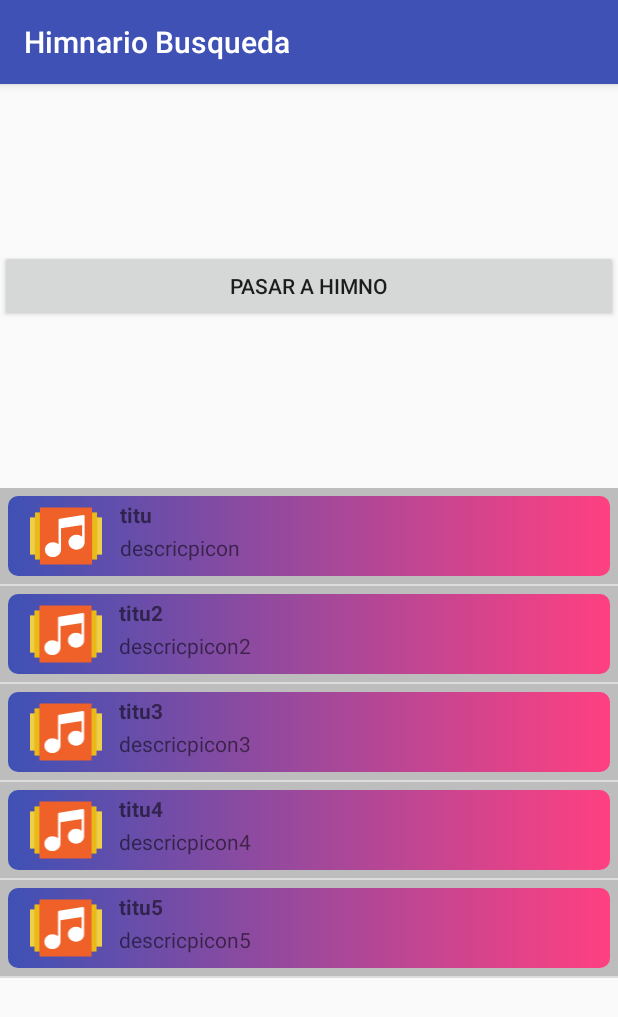
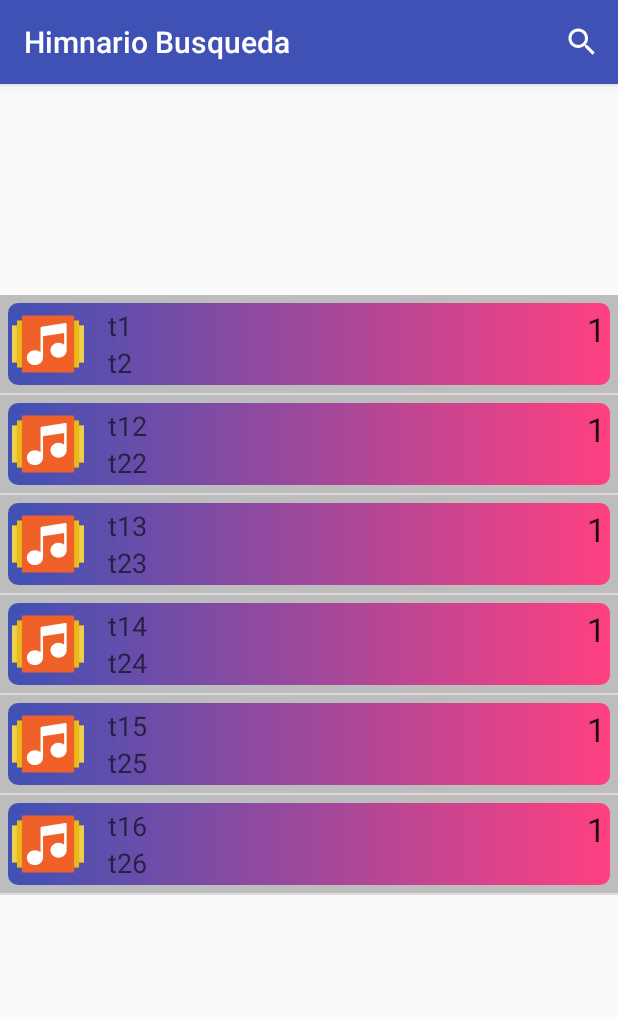
Before and after one commit to asbel007/HimnarioVerdeApp, an Android app: the screen it shows after launch (Main2Activity), on a phone screen of 412 x 824 dp. Shown: the top 1017 px of the screen. Run offline under Robolectric (Android 15) with nearby library versions, the phone set to English and light mode, and no system bars.

```diff
--- a/app/src/main/java/asbelar/com/himnarioverdeapp/Main2Activity.kt
+++ b/app/src/main/java/asbelar/com/himnarioverdeapp/Main2Activity.kt
@@ -1,13 +1,17 @@
 package asbelar.com.himnarioverdeapp
 
+import android.app.SearchManager
 import android.content.Context
 import android.content.Intent
 import android.support.v7.app.AppCompatActivity
 import android.os.Bundle
 import android.view.LayoutInflater
+import android.view.Menu
 import android.view.View
 import android.view.ViewGroup
 import android.widget.BaseAdapter
+import android.widget.SearchView
+import android.widget.Toast
 import asbelar.com.himnarioverdeapp.clases.Himno
 import kotlinx.android.synthetic.main.activity_main2.*
 import kotlinx.android.synthetic.main.fragment_main.*
@@ -25,24 +29,44 @@ class Main2Activity(
         setContentView(R.layout.activity_main2)
 
         //Util para pasar los valores
-        listaDeHimnos.add(Himno(R.drawable.ic_musica, "titu", "descricpicon"))
-        listaDeHimnos.add(Himno(R.drawable.ic_musica, "titu2", "descricpicon2"))
-        listaDeHimnos.add(Himno(R.drawable.ic_musica, "titu3", "descricpicon3"))
-        listaDeHimnos.add(Himno(R.drawable.ic_musica, "titu4", "descricpicon4"))
-        listaDeHimnos.add(Himno(R.drawable.ic_musica, "titu5", "descricpicon5"))
+        listaDeHimnos.add(Himno(R.drawable.ic_musica, 1, "t1","t2","a1","a2"))
+        listaDeHimnos.add(Himno(R.drawable.ic_musica, 1, "t12","t22","a12","a22"))
+        listaDeHimnos.add(Himno(R.drawable.ic_musica, 1, "t13","t23","a13","a23"))
+        listaDeHimnos.add(Himno(R.drawable.ic_musica, 1, "t14","t24","a14","a24"))
+        listaDeHimnos.add(Himno(R.drawable.ic_musica, 1, "t15","t25","a15","a25"))
+        listaDeHimnos.add(Himno(R.drawable.ic_musica, 1, "t16","t26","a16","a26"))
 
         //creando adapter para la listView
         adapter = HimnosAdapter(this, listaDeHimnos)
         idListView.adapter = adapter
 
+    }
 
 
-        btnBuscar?.setOnClickListener({
-            val intent = Intent(this, HimnoActivity::class.java)
-            startActivity(intent)
+    //necesitamos un buscador de los himnos.
+    override fun onCreateOptionsMenu(menu: Menu?): Boolean {
+        menuInflater.inflate(R.menu.menu, menu)
+
+        val buscar = menu!!.findItem(R.id.app_bar_search).actionView as SearchView
+        val manejador = getSystemService(Context.SEARCH_SERVICE) as SearchManager
+        buscar.setSearchableInfo(manejador.getSearchableInfo(componentName))
+
+        buscar.setOnQueryTextListener(object : SearchView.OnQueryTextListener{
+
+            override fun onQueryTextChange(p0: String?): Boolean {
+                return false
+            }
+
+            //cuando apretemos enter en el buscador entonces esta funcion se activara
+            override fun onQueryTextSubmit(p0: String?): Boolean {
+                Toast.makeText(applicationContext, p0, Toast.LENGTH_SHORT).show()
+                return false
+            }
         })
 
+        return super.onCreateOptionsMenu(menu)
     }
+
 
     //necesitamos adaptar la listView con la lista
     class  HimnosAdapter(contexto: Context, var listaDeHimnos: ArrayList<Himno>): BaseAdapter(){
@@ -55,15 +79,24 @@ class Main2Activity(
             var inflater = contexto!!.getSystemService(Context.LAYOUT_INFLATER_SERVICE) as LayoutInflater
             var miVista = inflater.inflate(R.layout.molde_himno, null)
             miVista.imageViewLogo.setImageResource(himno.imagen!!)
-            miVista.textViewTitulo.text = himno.titulo!!
-            miVista.textViewDescripcion.text = himno.descripcion!!
+            miVista.textViewNumero.text = himno.numero!!.toString()
+            miVista.textViewTituloEs.text = himno.tituloEs!!
+            miVista.textViewTituloQch.text = himno.tituloQch!!
 
-            miVista.imageViewLogo.setOnClickListener{
+
+            //miVista.imageViewLogo.setOnClickListener{}
+            miVista.idCuadro.setOnClickListener{
 
                 val intent = Intent(contexto, HimnoActivity::class.java)
-                //no olvides los !! para las escepciones de null
-                intent.putExtra("titulo",himno.titulo!!)
-                intent.putExtra("descripcion",himno.descripcion!!)
+                //no olvides los !! para las escepciones de null, asignamos las variables a nivel global
+                intent.putExtra("numero",himno.numero!!)
+                intent.putExtra("tituloEs",himno.tituloEs!!)
+                intent.putExtra("tituloQch",himno.tituloQch!!)
+                intent.putExtra("alabanzaEs",himno.alabanzaEs!!)
+                intent.putExtra("alabanzaQch",himno.alabanzaQch!!)
+                intent.putExtra("coroEs",himno.coroEs!!)
+                intent.putExtra("coroQch",himno.coroQch!!)
+                contexto!!.startActivity(intent)
             }
 
             //retornara un item de la listView
@@ -86,12 +119,3 @@ class Main2Activity(
         }
     }
 }
-
-
-        /*
-        listaDeHimnos.add(Himno(R.drawable.activity_intent, "titu", "descricpicon"))
-        listaDeHimnos.add(Himno(R.drawable.activity_intent, "titu2", "descricpicon2"))
-        listaDeHimnos.add(Himno(R.drawable.activity_intent, "titu3", "descricpicon3"))
-        listaDeHimnos.add(Himno(R.drawable.activity_intent, "titu4", "descricpicon4"))
-        listaDeHimnos.add(Himno(R.drawable.activity_intent, "titu5", "descricpicon5"))
-        */
--- a/app/src/main/java/asbelar/com/himnarioverdeapp/clases/Himno.kt
+++ b/app/src/main/java/asbelar/com/himnarioverdeapp/clases/Himno.kt
@@ -7,12 +7,24 @@ package asbelar.com.himnarioverdeapp.clases
 class Himno{
 
     var imagen :Int?=null
-    var titulo : String? = null
-    var descripcion : String? = null
+    var numero :Int?=null
+    var tituloEs : String? = null
+    var tituloQch : String? = null
+    var alabanzaEs : String? = null
+    var alabanzaQch : String? = null
+    var coroEs : String? = null
+    var coroQch : String? = null
 
-    constructor(imagen : Int, titulo: String, descripcion: String){
+
+    constructor(imagen : Int, numero: Int, tituloEs: String, tituloQch: String, alabanzaEs: String, alabanzaQch: String){
         this.imagen = imagen
-        this.titulo = titulo
-        this.descripcion = descripcion
+        this.numero = numero
+        this.tituloEs = tituloEs
+        this.tituloQch = tituloQch
+        this.alabanzaEs = alabanzaEs
+        this.alabanzaQch = alabanzaQch
+        this.coroEs = "coroEs"
+        this.coroQch = "coroQch"
+
     }
 }
--- /dev/null
+++ b/app/src/main/res/drawable/ic_search_black_24dp.xml
@@ -0,0 +1,9 @@
+<vector xmlns:android="http://schemas.android.com/apk/res/android"
+        android:width="24dp"
+        android:height="24dp"
+        android:viewportWidth="24.0"
+        android:viewportHeight="24.0">
+    <path
+        android:fillColor="#FF000000"
+        android:pathData="M15.5,14h-0.79l-0.28,-0.27C15.41,12.59 16,11.11 16,9.5 16,5.91 13.09,3 9.5,3S3,5.91 3,9.5 5.91,16 9.5,16c1.61,0 3.09,-0.59 4.23,-1.57l0.27,0.28v0.79l5,4.99L20.49,19l-4.99,-5zM9.5,14C7.01,14 5,11.99 5,9.5S7.01,5 9.5,5 14,7.01 14,9.5 11.99,14 9.5,14z"/>
+</vector>
--- a/app/src/main/res/layout/activity_main2.xml
+++ b/app/src/main/res/layout/activity_main2.xml
@@ -6,12 +6,13 @@
     android:layout_height="match_parent"
     tools:context="asbelar.com.himnarioverdeapp.Main2Activity">
 
-    <Button
-        android:id="@+id/btnBuscar"
-        android:layout_width="0dp"
-        android:layout_height="wrap_content"
-        android:text="pasar a himno"
-        app:layout_constraintBottom_toTopOf="@+id/idListView"
+    <ListView
+        android:id="@+id/idListView"
+        android:layout_width="match_parent"
+        android:layout_height="495dp"
+        android:layout_marginTop="8dp"
+        android:layout_weight="1"
+        app:layout_constraintBottom_toBottomOf="parent"
         app:layout_constraintEnd_toEndOf="parent"
         app:layout_constraintHorizontal_bias="0.0"
         app:layout_constraintLeft_toLeftOf="parent"
@@ -19,17 +20,4 @@
         app:layout_constraintStart_toStartOf="parent"
         app:layout_constraintTop_toTopOf="parent" />
 
-    <ListView
-        android:id="@+id/idListView"
-        android:layout_width="match_parent"
-        android:layout_height="388dp"
-        android:layout_weight="1"
-        app:layout_constraintBottom_toBottomOf="parent"
-        app:layout_constraintEnd_toEndOf="parent"
-        app:layout_constraintHorizontal_bias="0.0"
-        app:layout_constraintLeft_toLeftOf="parent"
-        app:layout_constraintRight_toRightOf="parent"
-        app:layout_constraintStart_toStartOf="parent"
-        app:layout_constraintTop_toBottomOf="@+id/btnBuscar" />
-
 </android.support.constraint.ConstraintLayout>
--- a/app/src/main/res/layout/molde_himno.xml
+++ b/app/src/main/res/layout/molde_himno.xml
@@ -10,6 +10,7 @@
     >
 
     <LinearLayout
+        android:id="@+id/idCuadro"
         android:layout_width="match_parent"
         android:layout_height="match_parent"
         android:orientation="horizontal"
@@ -20,31 +21,38 @@
             android:id="@+id/imageViewLogo"
             android:layout_width="wrap_content"
             android:layout_height="match_parent"
-            android:layout_weight="1"
-            app:srcCompat="@mipmap/ic_launcher_round"
-            />
+            app:srcCompat="@mipmap/ic_launcher_round"/>
 
         <LinearLayout
             android:layout_width="wrap_content"
             android:layout_height="match_parent"
-            android:layout_weight="10"
+            android:layout_weight="4"
+            android:paddingLeft="@dimen/fab_margin"
             android:orientation="vertical">
 
             <TextView
-                android:id="@+id/textViewTitulo"
+                android:id="@+id/textViewTituloEs"
                 android:layout_width="match_parent"
                 android:layout_height="wrap_content"
                 android:layout_weight="1"
-                android:textSize="14dp"
-                android:textStyle="bold"
-                android:text="TITULO" />
+                android:text="ESPAÑOL"
+                android:textAppearance="@style/TextAppearance.AppCompat.Medium" />
+
             <TextView
-                android:id="@+id/textViewDescripcion"
+                android:id="@+id/textViewTituloQch"
                 android:layout_width="match_parent"
                 android:layout_height="wrap_content"
-                android:layout_weight="2"
-                android:text="Descripcion" />
+                android:layout_weight="1"
+                android:text="QUECHUA"
+                android:textAppearance="@style/TextAppearance.AppCompat.Medium" />
         </LinearLayout>
+
+        <TextView
+            android:id="@+id/textViewNumero"
+            android:layout_width="wrap_content"
+            android:layout_height="match_parent"
+            android:text="NUMERO"
+            android:textAppearance="@style/TextAppearance.AppCompat.Large" />
 
     </LinearLayout>
 </android.support.constraint.ConstraintLayout>
--- /dev/null
+++ b/app/src/main/res/menu/menu.xml
@@ -0,0 +1,12 @@
+<?xml version="1.0" encoding="utf-8"?>
+<menu xmlns:app="http://schemas.android.com/apk/res-auto"
+    xmlns:android="http://schemas.android.com/apk/res/android">
+
+
+    <item
+        android:id="@+id/app_bar_search"
+        app:actionViewClass="android.widget.SearchView"
+        android:icon="@drawable/ic_search_black_24dp"
+        app:showAsAction="always"
+        android:title="Buscar" />
+</menu>
```
Also changed, not shown: app/src/main/java/asbelar/com/himnarioverdeapp/HimnoActivity.kt (+7 -4 lines), app/src/main/res/layout/activity_himno.xml (+27 -10 lines).
